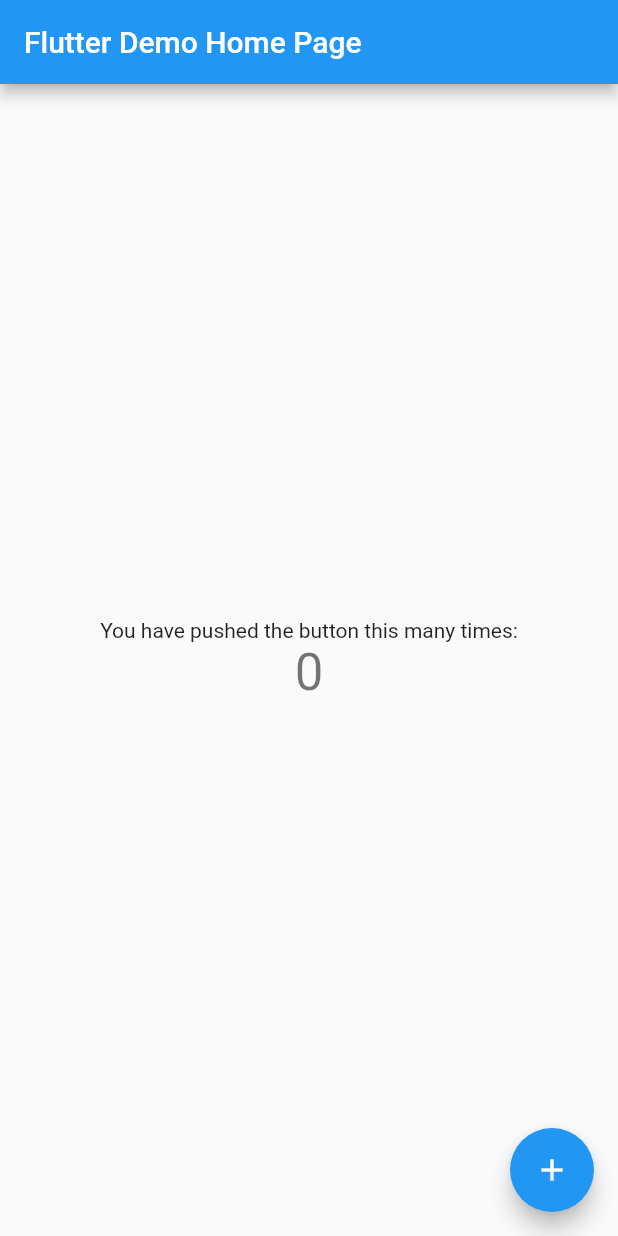
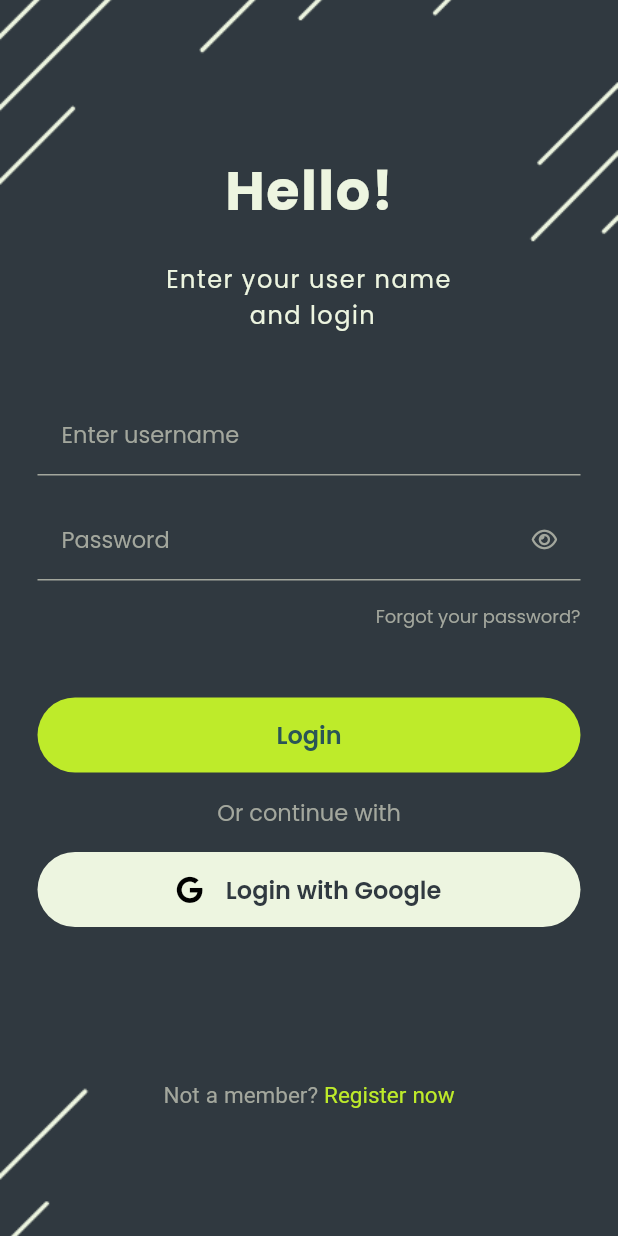
Before and after one commit to milankovac/zemira, a Flutter app: the screen it shows after launch, on a phone screen of 412 x 824 dp. Run offline on Flutter 3.47's test engine with Material 2 defaults, Android fonts, the light colour scheme and no system bars; our stand-ins replace font_awesome_flutter, google_fonts.

Commit message:
Login page UI

```diff
--- a/lib/main.dart
+++ b/lib/main.dart
@@ -1,115 +1,30 @@
 import 'package:flutter/material.dart';
+import 'package:flutter/services.dart';
+import 'package:zemira/src/pages/login/login_page.dart';
+import 'package:google_fonts/google_fonts.dart';
 
 void main() {
+  WidgetsFlutterBinding.ensureInitialized();
+  //Fullscreen config
+  SystemChrome.setEnabledSystemUIMode(SystemUiMode.immersiveSticky);
+  //No rotate screan config
+  SystemChrome.setPreferredOrientations(
+      [DeviceOrientation.portraitUp, DeviceOrientation.portraitDown]);
   runApp(const MyApp());
 }
 
 class MyApp extends StatelessWidget {
   const MyApp({Key? key}) : super(key: key);
-
-  // This widget is the root of your application.
   @override
   Widget build(BuildContext context) {
-    return MaterialApp(
-      title: 'Flutter Demo',
-      theme: ThemeData(
-        // This is the theme of your application.
-        //
-        // Try running your application with "flutter run". You'll see the
-        // application has a blue toolbar. Then, without quitting the app, try
-        // changing the primarySwatch below to Colors.green and then invoke
-        // "hot reload" (press "r" in the console where you ran "flutter run",
-        // or simply save your changes to "hot reload" in a Flutter IDE).
-        // Notice that the counter didn't reset back to zero; the application
-        // is not restarted.
-        primarySwatch: Colors.blue,
-      ),
-      home: const MyHomePage(title: 'Flutter Demo Home Page'),
-    );
+    return
+         MaterialApp(
+          theme: ThemeData(
+            fontFamily: GoogleFonts.poppins().fontFamily
+          ),
+          debugShowCheckedModeBanner: false,
+          title: 'Zemira',
+          home: const LoginPage(),
+        );
+      }
   }
-}
-
-class MyHomePage extends StatefulWidget {
-  const MyHomePage({Key? key, required this.title}) : super(key: key);
-
-  // This widget is the home page of your application. It is stateful, meaning
-  // that it has a State object (defined below) that contains fields that affect
-  // how it looks.
-
-  // This class is the configuration for the state. It holds the values (in this
-  // case the title) provided by the parent (in this case the App widget) and
-  // used by the build method of the State. Fields in a Widget subclass are
-  // always marked "final".
-
-  final String title;
-
-  @override
-  State<MyHomePage> createState() => _MyHomePageState();
-}
-
-class _MyHomePageState extends State<MyHomePage> {
-  int _counter = 0;
-
-  void _incrementCounter() {
-    setState(() {
-      // This call to setState tells the Flutter framework that something has
-      // changed in this State, which causes it to rerun the build method below
-      // so that the display can reflect the updated values. If we changed
-      // _counter without calling setState(), then the build method would not be
-      // called again, and so nothing would appear to happen.
-      _counter++;
-    });
-  }
-
-  @override
-  Widget build(BuildContext context) {
-    // This method is rerun every time setState is called, for instance as done
-    // by the _incrementCounter method above.
-    //
-    // The Flutter framework has been optimized to make rerunning build methods
-    // fast, so that you can just rebuild anything that needs updating rather
-    // than having to individually change instances of widgets.
-    return Scaffold(
-      appBar: AppBar(
-        // Here we take the value from the MyHomePage object that was created by
-        // the App.build method, and use it to set our appbar title.
-        title: Text(widget.title),
-      ),
-      body: Center(
-        // Center is a layout widget. It takes a single child and positions it
-        // in the middle of the parent.
-        child: Column(
-          // Column is also a layout widget. It takes a list of children and
-          // arranges them vertically. By default, it sizes itself to fit its
-          // children horizontally, and tries to be as tall as its parent.
-          //
-          // Invoke "debug painting" (press "p" in the console, choose the
-          // "Toggle Debug Paint" action from the Flutter Inspector in Android
-          // Studio, or the "Toggle Debug Paint" command in Visual Studio Code)
-          // to see the wireframe for each widget.
-          //
-          // Column has various properties to control how it sizes itself and
-          // how it positions its children. Here we use mainAxisAlignment to
-          // center the children vertically; the main axis here is the vertical
-          // axis because Columns are vertical (the cross axis would be
-          // horizontal).
-          mainAxisAlignment: MainAxisAlignment.center,
-          children: <Widget>[
-            const Text(
-              'You have pushed the button this many times:',
-            ),
-            Text(
-              '$_counter',
-              style: Theme.of(context).textTheme.headline4,
-            ),
-          ],
-        ),
-      ),
-      floatingActionButton: FloatingActionButton(
-        onPressed: _incrementCounter,
-        tooltip: 'Increment',
-        child: const Icon(Icons.add),
-      ), // This trailing comma makes auto-formatting nicer for build methods.
-    );
-  }
-}
--- /dev/null
+++ b/lib/src/pages/login/login_page.dart
@@ -0,0 +1,44 @@
+import 'package:flutter/material.dart';
+import 'package:zemira/src/pages/login/widgets/login_button.dart';
+import 'package:zemira/src/pages/login/widgets/login_forgot_password.dart';
+import 'package:zemira/src/pages/login/widgets/login_or_continue.dart';
+import 'package:zemira/src/pages/login/widgets/login_password_filed.dart';
+import 'package:zemira/src/pages/login/widgets/login_register_now.dart';
+import 'package:zemira/src/pages/login/widgets/login_subtitle.dart';
+import 'package:zemira/src/pages/login/widgets/login_title.dart';
+import 'package:zemira/src/pages/login/widgets/login_username_field.dart';
+import 'package:zemira/src/pages/login/widgets/login_with_google_button.dart';
+import 'package:zemira/src/utils/app_colors.dart';
+
+class LoginPage extends StatelessWidget {
+  const LoginPage({Key? key}) : super(key: key);
+
+  @override
+  Widget build(BuildContext context) {
+    return Container(
+      decoration: const BoxDecoration(
+        color: AppColors.backgroundColor,
+        image: DecorationImage(
+          image: AssetImage("assets/images/login_lines.png"),
+          fit: BoxFit.cover,
+        ),
+      ),
+      child: Scaffold(
+          backgroundColor: Colors.transparent,
+          body: ListView(
+            physics: const BouncingScrollPhysics(),
+            children: const [
+              LoginTtile(),
+              LoginSubtitle(),
+              LoginUsernameField(),
+              LoginPasswordField(),
+              LoginForgotPassword(),
+              LoginButton(),
+              LoginOrContinue(),
+              LoginWithGoogleButton(),
+              LoginRegisterNow()
+            ],
+          )),
+    );
+  }
+}
--- /dev/null
+++ b/lib/src/pages/login/widgets/login_button.dart
@@ -0,0 +1,26 @@
+import 'package:flutter/material.dart';
+import 'package:zemira/src/utils/app_colors.dart';
+
+class LoginButton extends StatelessWidget {
+  const LoginButton({Key? key}) : super(key: key);
+
+  @override
+  Widget build(BuildContext context) {
+    return Container(
+      height: 50,
+        decoration: BoxDecoration(
+          borderRadius: BorderRadius.circular(30),
+          color: AppColors.lightGreen,
+        ),
+        margin: const EdgeInsets.only(left: 25, right: 25, top: 45),
+        child: const TextButton(
+            onPressed: null,
+            child: Text(
+              'Login',
+              style: TextStyle(
+                  color: AppColors.darkerGreen,
+                  fontSize: 16,
+                  fontWeight: FontWeight.w600),
+            )));
+  }
+}
--- /dev/null
+++ b/lib/src/pages/login/widgets/login_forgot_password.dart
@@ -0,0 +1,20 @@
+import 'package:flutter/cupertino.dart';
+import 'package:zemira/src/utils/app_colors.dart';
+class LoginForgotPassword extends StatelessWidget {
+  const LoginForgotPassword({Key? key}) : super(key: key);
+
+  @override
+  Widget build(BuildContext context) {
+    return Container(
+      alignment: Alignment.topRight,
+      margin: const EdgeInsets.only(top: 15),
+      padding: const EdgeInsets.only(left: 25, right: 25),
+      child: const Text('Forgot your password?', style: TextStyle(
+        color: AppColors.gray,
+        fontSize: 12,
+        fontWeight: FontWeight.normal
+
+      ),),
+    );
+  }
+}
--- /dev/null
+++ b/lib/src/pages/login/widgets/login_or_continue.dart
@@ -0,0 +1,19 @@
+import 'package:flutter/cupertino.dart';
+import 'package:zemira/src/utils/app_colors.dart';
+
+class LoginOrContinue extends StatelessWidget {
+  const LoginOrContinue({Key? key}) : super(key: key);
+
+  @override
+  Widget build(BuildContext context) {
+    return Container(
+      margin: const EdgeInsets.only(top: 15),
+      alignment: Alignment.center,
+      child: const Text(
+        'Or continue with',
+        style: TextStyle(
+            color: AppColors.gray, fontSize: 15, fontWeight: FontWeight.normal),
+      ),
+    );
+  }
+}
--- /dev/null
+++ b/lib/src/pages/login/widgets/login_password_filed.dart
@@ -0,0 +1,42 @@
+import 'package:flutter/material.dart';
+import 'package:font_awesome_flutter/font_awesome_flutter.dart';
+import '../../../utils/app_colors.dart';
+
+class LoginPasswordField extends StatelessWidget {
+  const LoginPasswordField({Key? key}) : super(key: key);
+
+  @override
+  Widget build(BuildContext context) {
+    return Container(
+      margin: const EdgeInsets.only(top: 15),
+      padding: const EdgeInsets.only(left: 25, right: 25),
+      child: const TextField(
+        cursorColor: AppColors.gray,
+        style: TextStyle(
+            color: AppColors.gray,
+            fontSize: 15,
+            decorationThickness: 0,
+            decoration: TextDecoration.none,
+            decorationColor: Colors.white),
+        decoration: InputDecoration(
+            contentPadding: EdgeInsets.all(16),
+            enabledBorder: UnderlineInputBorder(
+              borderSide: BorderSide(color: AppColors.gray),
+            ),
+            focusedBorder: UnderlineInputBorder(
+              borderSide: BorderSide(color: AppColors.gray),
+            ),
+            suffixIcon: IconButton(
+              onPressed: null,
+              icon: FaIcon(
+                FontAwesomeIcons.eye,
+                color: AppColors.gray,
+                size: 15,
+              ),
+            ),
+            hintText: 'Password',
+            hintStyle: TextStyle(color: AppColors.gray, fontSize: 15)),
+      ),
+    );
+  }
+}
--- /dev/null
+++ b/lib/src/pages/login/widgets/login_register_now.dart
@@ -0,0 +1,30 @@
+import 'package:flutter/material.dart';
+
+import '../../../utils/app_colors.dart';
+
+class LoginRegisterNow extends StatelessWidget {
+  const LoginRegisterNow({Key? key}) : super(key: key);
+
+  @override
+  Widget build(BuildContext context) {
+    return Container(
+      alignment: Alignment.center,
+      margin: const EdgeInsets.only(top: 100),
+      child: RichText(
+        text: const TextSpan(
+          text: 'Not a member?',
+          style: TextStyle(
+              color: AppColors.gray, fontSize: 15, fontWeight: FontWeight.normal),
+          children: [
+            TextSpan(
+              text: ' Register now',
+              style: TextStyle(
+               color: AppColors.lightGreen
+              ),
+            )
+          ],
+        ),
+      ),
+    );
+  }
+}
--- /dev/null
+++ b/lib/src/pages/login/widgets/login_subtitle.dart
@@ -0,0 +1,22 @@
+import 'package:flutter/cupertino.dart';
+import 'package:zemira/src/utils/app_colors.dart';
+class LoginSubtitle extends StatelessWidget {
+  const LoginSubtitle({Key? key}) : super(key: key);
+
+  @override
+  Widget build(BuildContext context) {
+    return  Container(
+      margin: const EdgeInsets.only(top: 20),
+      child: const Center(
+        child: Text('Enter your user name \n and login',
+        textAlign: TextAlign.center,
+        style: TextStyle(
+          fontSize: 16,
+           letterSpacing: 1,
+          color: AppColors.fadedGray,
+          fontWeight: FontWeight.normal,
+        ),),
+      ),
+    );
+  }
+}
--- /dev/null
+++ b/lib/src/pages/login/widgets/login_title.dart
@@ -0,0 +1,20 @@
+import 'package:flutter/cupertino.dart';
+import 'package:zemira/src/utils/app_colors.dart';
+class LoginTtile extends StatelessWidget {
+  const LoginTtile({Key? key}) : super(key: key);
+
+  @override
+  Widget build(BuildContext context) {
+    return  Container(
+      margin: const EdgeInsets.only(top: 100),
+      child: const Center(
+        child: Text('Hello!',style: TextStyle(
+          fontSize: 36,
+           letterSpacing: 1,
+          color: AppColors.fadedGray,
+          fontWeight: FontWeight.bold
+        )),
+      ),
+    );
+  }
+}
--- /dev/null
+++ b/lib/src/pages/login/widgets/login_username_field.dart
@@ -0,0 +1,33 @@
+import 'package:flutter/material.dart';
+import 'package:zemira/src/utils/app_colors.dart';
+
+class LoginUsernameField extends StatelessWidget {
+  const LoginUsernameField({Key? key}) : super(key: key);
+
+  @override
+  Widget build(BuildContext context) {
+    return Container(
+      margin: const EdgeInsets.only(top: 40),
+      padding: const EdgeInsets.only(left: 25, right: 25),
+      child: const TextField(
+        cursorColor: AppColors.gray,
+        style: TextStyle(
+            color: AppColors.gray,
+            fontSize: 15,
+            decorationThickness: 0,
+            decoration: TextDecoration.none,
+            decorationColor: Colors.white),
+        decoration: InputDecoration(
+            contentPadding: EdgeInsets.all(16),
+            enabledBorder: UnderlineInputBorder(
+              borderSide: BorderSide(color: AppColors.gray),
+            ),
+            focusedBorder: UnderlineInputBorder(
+              borderSide: BorderSide(color: AppColors.gray),
+            ),
+            hintText: 'Enter username',
+            hintStyle: TextStyle(color: AppColors.gray, fontSize: 15)),
+      ),
+    );
+  }
+}
--- /dev/null
+++ b/lib/src/pages/login/widgets/login_with_google_button.dart
@@ -0,0 +1,28 @@
+import 'package:flutter/material.dart';
+import 'package:font_awesome_flutter/font_awesome_flutter.dart';
+import '../../../utils/app_colors.dart';
+
+class LoginWithGoogleButton extends StatelessWidget {
+  const LoginWithGoogleButton({Key? key}) : super(key: key);
+
+  @override
+  Widget build(BuildContext context) {
+    return Container(
+      height: 50,
+        decoration: BoxDecoration(
+          borderRadius: BorderRadius.circular(30),
+          color: AppColors.fadedGray,
+        ),
+        margin: const EdgeInsets.only(left: 25, right: 25, top: 15),
+        child: TextButton.icon(
+            onPressed: null,
+            icon: const FaIcon(FontAwesomeIcons.google, color: AppColors.black, size: 18,),
+            label: const Text(
+              '  Login with Google',
+              style: TextStyle(
+                  color: AppColors.backgroundColor,
+                  fontSize: 16,
+                  fontWeight: FontWeight.w600),
+            )),);
+  }
+}
--- /dev/null
+++ b/lib/src/utils/app_colors.dart
@@ -0,0 +1,11 @@
+import 'package:flutter/cupertino.dart';
+
+class AppColors {
+  static const lightGreen = Color(0xFFBEEB2A);
+  static const backgroundColor = Color(0xFF303940);
+  static const darkerGreen = Color(0xFF2A5556);
+  static const fadedGray = Color(0xFFEDF5E0);
+  static const black = Color(0xFF000000);
+  static const gray = Color(0xFFA3A79D);
+  static const white = Color(0xFFFFFFFF);
+}
```
Also changed, not shown: pubspec.yaml (+5 -4 lines), assets/images/login_lines.png (added), pubspec.lock, 1 other file.
